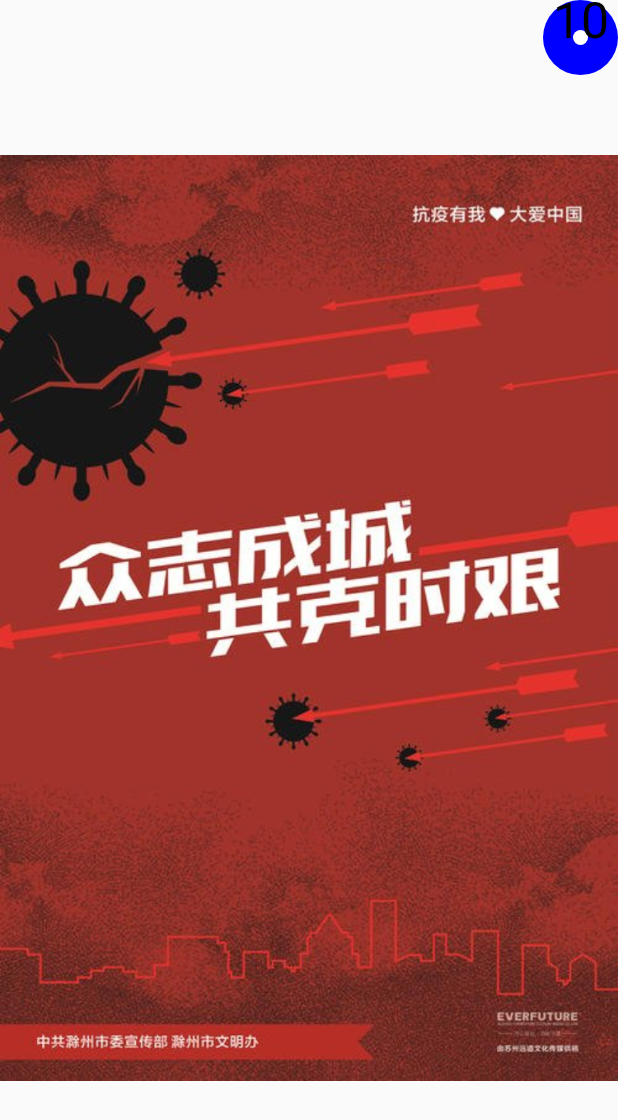
After one commit to 730404956/Student_Management_System, an Android app: the layout ads_view.xml on its own in the app's theme, with its tools: preview values and no code run, on a phone screen of 412 x 824 dp. The commit adds this screen. Shown: the top 1120 px of the screen. Run offline under Robolectric (Android 15) with nearby library versions, the phone set to English and light mode, and no system bars.

Commit message:
+ show ads when login success. + create circle progress bar with number timer.

```diff
--- a/app/src/main/AndroidManifest.xml
+++ b/app/src/main/AndroidManifest.xml
@@ -10,14 +10,14 @@
         android:supportsRtl="true"
         android:theme="@style/AppTheme">
         <activity android:name="com.acetering.app.ViewManagerActivity">
+
+        </activity>
+        <activity android:name="com.acetering.app.ActivityLogin">
             <intent-filter>
                 <action android:name="android.intent.action.MAIN" />
 
                 <category android:name="android.intent.category.LAUNCHER" />
             </intent-filter>
-        </activity>
-        <activity android:name="com.acetering.app.ActivityLogin">
-
         </activity>
         <activity android:name="com.acetering.app.FragmentMain">
 
--- a/app/src/main/java/com/acetering/app/FragmentStudent.java
+++ b/app/src/main/java/com/acetering/app/FragmentStudent.java
@@ -276,7 +276,7 @@ public class FragmentStudent extends Fragment {
                 String colleague = select_colleagues.getSelectedItem().toString();
                 String major = select_majors.getSelectedItem().toString();
                 ViewManagerActivity.getInstance().addNewStudent(Student.copy(student, new Student(name, stu_id, sex, birthday, colleague, major)));
-                student = null;
+                ViewManagerActivity.getInstance().changeToMainFragment();
             }
         });
         //bind listener for btn_cancel
--- a/app/src/main/java/com/acetering/app/ViewManagerActivity.java
+++ b/app/src/main/java/com/acetering/app/ViewManagerActivity.java
@@ -62,10 +62,11 @@ public class ViewManagerActivity extends AppCompatActivity {
         loadData();
         pager = findViewById(R.id.ly_content);
         List<Fragment> fragments = new ArrayList<>();
+        fragments.add(fragment_student);
         fragments.add(fragment_main);
-        fragments.add(fragment_student);
         adapter = new MyFragmentAdapter(fManager, fragments);
         pager.setAdapter(adapter);
+        changeToMainFragment();
         Log.i("ViewManagerActivity", "onCreate: " + counter++);
     }
 
@@ -103,7 +104,7 @@ public class ViewManagerActivity extends AppCompatActivity {
                     searchDialog.cancel();
                 }
             });
-            builder.setNegativeButton(R.string.cancel, new DialogInterface.OnClickListener() {
+            builder.setNegativeButton(R.string.clear_filter, new DialogInterface.OnClickListener() {
                 @Override
                 public void onClick(DialogInterface dialog, int which) {
                     fragment_main.clearFilter();
@@ -144,6 +145,7 @@ public class ViewManagerActivity extends AppCompatActivity {
         changeFragment(fragment_main);
     }
 
+
     public void addNewStudent(Student student) {
         fragment_main.addNewStudent(student);
     }
--- a/app/src/main/java/com/acetering/app/dao/FakeUserDAO.java
+++ b/app/src/main/java/com/acetering/app/dao/FakeUserDAO.java
@@ -13,6 +13,5 @@ public class FakeUserDAO implements I_UserDAO {
         } else {
             return null;
         }
-
     }
 }
--- /dev/null
+++ b/app/src/main/java/com/acetering/app/event/OnProgressReachedListener.java
@@ -0,0 +1,9 @@
+package com.acetering.app.event;
+
+/**
+ * Create by Acetering(Xiangrui Li)
+ * On 2020/3/25
+ */
+public interface OnProgressReachedListener {
+    void onProgressReached();
+}
--- /dev/null
+++ b/app/src/main/java/com/acetering/app/views/TextCircleProgressBar.java
@@ -0,0 +1,100 @@
+package com.acetering.app.views;
+
+import android.content.Context;
+import android.graphics.Canvas;
+import android.graphics.Color;
+import android.graphics.Paint;
+import android.graphics.PorterDuff;
+import android.graphics.PorterDuffXfermode;
+import android.graphics.Xfermode;
+import android.util.AttributeSet;
+import android.util.Log;
+import android.view.View;
+
+import com.acetering.app.event.OnProgressReachedListener;
+
+import androidx.annotation.Nullable;
+
+/**
+ * Create by Acetering(Xiangrui Li)
+ * On 2020/3/25
+ */
+public class TextCircleProgressBar extends View implements Runnable {
+    private float max_progress = 10;
+    private float current_progress = 0;
+    private String TAG = "TextCirclePGBar";
+    private Paint paint_main, paint_eraser, paint_text;
+    private OnProgressReachedListener progressReachedListener;
+    private float radius;
+    private float inner_radius;
+    private float textSize = 50;
+
+    public TextCircleProgressBar(Context context, @Nullable AttributeSet attrs) {
+        super(context, attrs);
+        paint_main = new Paint();
+        paint_main.setColor(Color.BLUE);
+        paint_eraser = new Paint();
+        paint_eraser.setColor(Color.WHITE);
+//        paint_eraser.setXfermode(new PorterDuffXfermode(PorterDuff.Mode.SRC_OUT));
+        paint_text = new Paint();
+        paint_text.setColor(Color.BLACK);
+        paint_text.setTextSize(textSize);
+        paint_text.setTextAlign(Paint.Align.CENTER);
+    }
+
+    @Override
+    protected void onMeasure(int widthMeasureSpec, int heightMeasureSpec) {
+        super.onMeasure(widthMeasureSpec, heightMeasureSpec);
+        Log.i(TAG, "onMeasure: ");
+    }
+
+    @Override
+    public void run() {
+        while (postProgress(1)) {
+            try {
+                Thread.sleep(1000);
+            } catch (Exception e) {
+                e.printStackTrace();
+            }
+            postInvalidate();
+        }
+        if (progressReachedListener != null) {
+            progressReachedListener.onProgressReached();
+        }
+    }
+
+    public synchronized void setProgress(float progress) {
+        if (progress >= 0) {
+            this.current_progress = progress;
+        }
+    }
+
+    public float getMax_progress() {
+        return max_progress;
+    }
+
+    public synchronized boolean postProgress(float progress) {
+        if (current_progress < max_progress) {
+            this.current_progress += progress;
+            return true;
+        } else {
+            return false;
+        }
+    }
+
+    public void setProgressReachedListener(OnProgressReachedListener progressReachedListener) {
+        this.progressReachedListener = progressReachedListener;
+    }
+
+    @Override
+    protected void onDraw(Canvas canvas) {
+        radius = getWidth() / 2f;
+        inner_radius = radius - 30f;
+        canvas.drawCircle(radius, radius, radius, paint_main);
+
+        canvas.drawCircle(radius, radius, inner_radius, paint_eraser);
+        canvas.drawArc(0, 0, radius * 2, radius * 2, 0, current_progress / max_progress * 360, true, paint_eraser);
+        canvas.drawText("" + (int) (max_progress - (int) current_progress), radius, radius, paint_text);
+        Log.i(TAG, "onDraw: " + radius);
+    }
+}
--- /dev/null
+++ b/app/src/main/res/layout/ads_view.xml
@@ -0,0 +1,24 @@
+<?xml version="1.0" encoding="utf-8"?>
+<RelativeLayout xmlns:android="http://schemas.android.com/apk/res/android"
+    xmlns:app="http://schemas.android.com/apk/res-auto"
+    xmlns:pgBar="http://schemas.android.com/apk/res-auto"
+    xmlns:tools="http://schemas.android.com/tools"
+    android:layout_width="match_parent"
+    android:layout_height="match_parent"
+    android:orientation="vertical">
+
+    <ImageView
+        android:id="@+id/imageView"
+        android:layout_width="match_parent"
+        android:layout_height="match_parent"
+        android:layout_alignParentBottom="true"
+        android:layout_marginBottom="0dp"
+        app:srcCompat="@drawable/ads" />
+
+    <com.acetering.app.views.TextCircleProgressBar
+        android:id="@+id/pgBar"
+        android:layout_width="50dp"
+        android:layout_height="50dp"
+        android:layout_alignParentEnd="true"
+        android:layout_marginEnd="0dp" />
+</RelativeLayout>
--- /dev/null
+++ b/app/src/main/res/values/attrs.xml
@@ -0,0 +1,6 @@
+<?xml version="1.0" encoding="utf-8"?>
+<resources>
+    <declare-styleable name="TextCircleProgressBar">
+        <attr name="progressMax" format="float" />
+    </declare-styleable>
+</resources>
--- a/app/src/main/res/values/strings.xml
+++ b/app/src/main/res/values/strings.xml
@@ -16,6 +16,7 @@
     <string name="please_choose">请选择</string>
     <string name="please_input">请输入</string>
     <string name="confirm">确认</string>
+    <string name="clear_filter">清除筛选</string>
     <string name="cancel">取消</string>
     <string name="login">登录</string>
     <string name="user_id">账户名</string>
```
Also changed, not shown: app/src/main/java/com/acetering/app/ActivityLogin.java (+53 -3 lines), app/src/main/res/drawable/ads.jpg (added).
